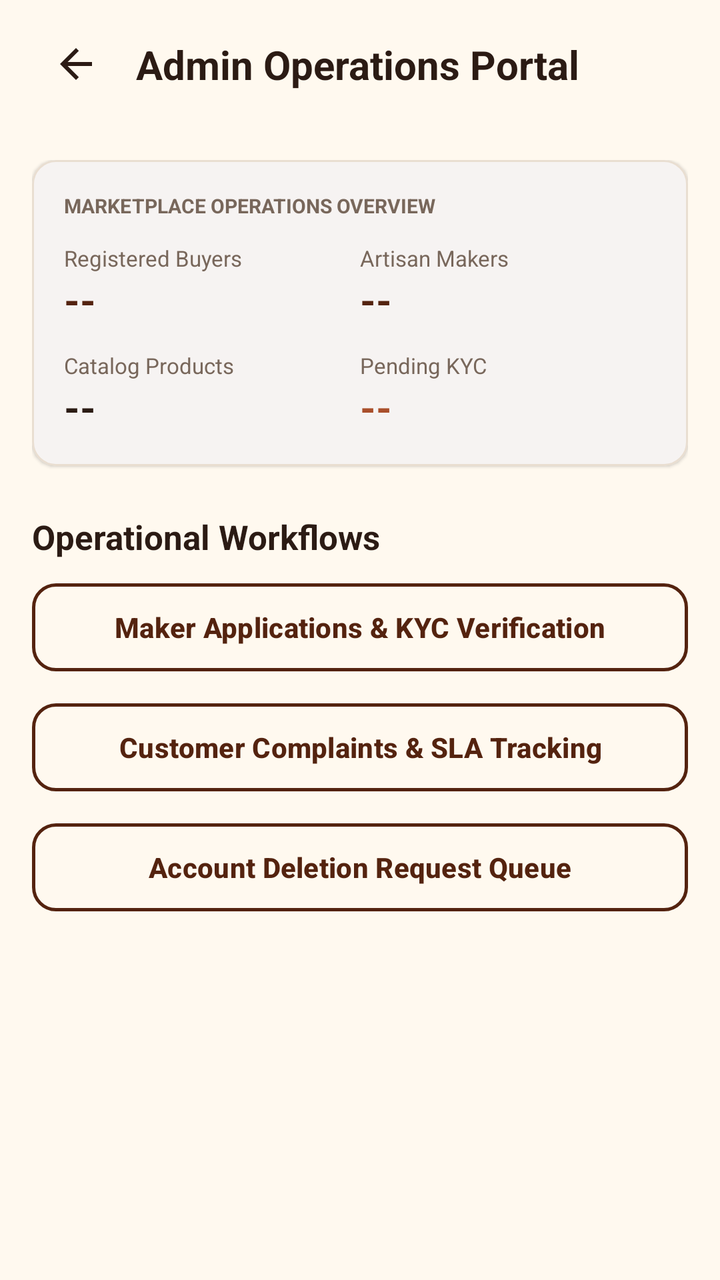
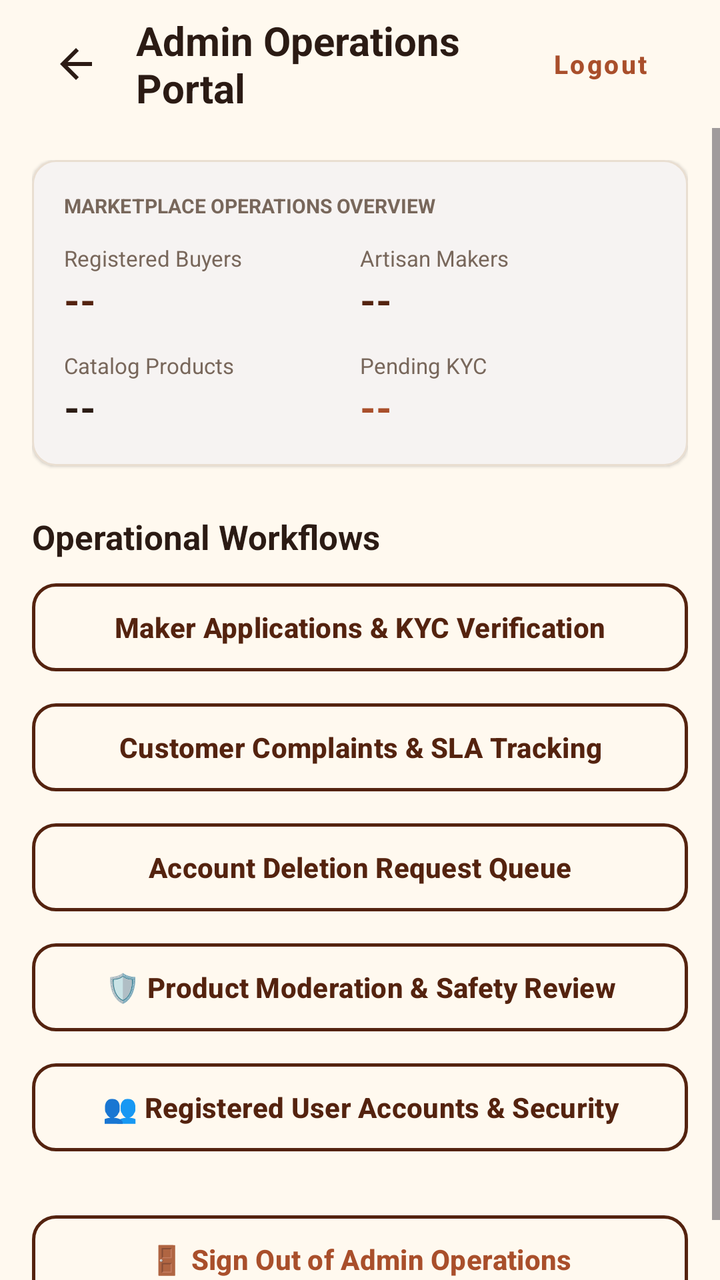

An Android layout rendered at two revisions. The XML below is the earlier revision; the diff shows what the commit changed to produce the second picture.
<!-- AndroidManifest.xml: application theme Theme.MOOLA -->
<!-- res/layout/activity_admin_dashboard.xml -->
<?xml version="1.0" encoding="utf-8"?>
<androidx.constraintlayout.widget.ConstraintLayout xmlns:android="http://schemas.android.com/apk/res/android"
    xmlns:app="http://schemas.android.com/apk/res-auto"
    android:layout_width="match_parent"
    android:layout_height="match_parent"
    android:background="@color/moola_cream">

    <androidx.constraintlayout.widget.ConstraintLayout
        android:id="@+id/adminHeader"
        android:layout_width="match_parent"
        android:layout_height="@dimen/header_height"
        android:paddingHorizontal="@dimen/spacing_base"
        app:layout_constraintTop_toTopOf="parent">

        <ImageButton
            android:id="@+id/btnBackAdmin"
            android:layout_width="44dp"
            android:layout_height="44dp"
            android:background="?attr/selectableItemBackgroundBorderless"
            android:contentDescription="Back"
            android:src="@drawable/ic_arrow_back"
            app:layout_constraintBottom_toBottomOf="parent"
            app:layout_constraintStart_toStartOf="parent"
            app:layout_constraintTop_toTopOf="parent"
            app:tint="@color/moola_charcoal" />

        <TextView
            android:layout_width="0dp"
            android:layout_height="wrap_content"
            android:layout_marginStart="@dimen/spacing_sm"
            android:text="Admin Operations Portal"
            android:textColor="@color/moola_charcoal"
            android:textSize="@dimen/text_lg"
            android:textStyle="bold"
            app:layout_constraintBottom_toBottomOf="parent"
            app:layout_constraintEnd_toEndOf="parent"
            app:layout_constraintStart_toEndOf="@+id/btnBackAdmin"
            app:layout_constraintTop_toTopOf="parent" />
    </androidx.constraintlayout.widget.ConstraintLayout>

    <ScrollView
        android:layout_width="match_parent"
        android:layout_height="0dp"
        android:fillViewport="true"
        app:layout_constraintBottom_toBottomOf="parent"
        app:layout_constraintTop_toBottomOf="@+id/adminHeader">

        <LinearLayout
            android:layout_width="match_parent"
            android:layout_height="wrap_content"
            android:orientation="vertical"
            android:padding="@dimen/spacing_base"
            android:paddingBottom="@dimen/spacing_3xl">

            
            <com.google.android.material.card.MaterialCardView
                android:layout_width="match_parent"
                android:layout_height="wrap_content"
                app:cardBackgroundColor="@color/moola_white"
                app:cardCornerRadius="@dimen/radius_md"
                app:cardElevation="1dp"
                app:strokeColor="@color/moola_sandstone_border"
                app:strokeWidth="1dp">

                <LinearLayout
                    android:layout_width="match_parent"
                    android:layout_height="wrap_content"
                    android:orientation="vertical"
                    android:padding="@dimen/spacing_base">

                    <TextView
                        android:layout_width="wrap_content"
                        android:layout_height="wrap_content"
                        android:text="MARKETPLACE OPERATIONS OVERVIEW"
                        android:textColor="@color/moola_charcoal_secondary"
                        android:textSize="10sp"
                        android:textStyle="bold" />

                    
                    <LinearLayout
                        android:layout_width="match_parent"
                        android:layout_height="wrap_content"
                        android:layout_marginTop="@dimen/spacing_md"
                        android:orientation="horizontal">

                        <LinearLayout
                            android:layout_width="0dp"
                            android:layout_height="wrap_content"
                            android:layout_weight="1"
                            android:orientation="vertical">

                            <TextView
                                android:layout_width="wrap_content"
                                android:layout_height="wrap_content"
                                android:text="Registered Buyers"
                                android:textColor="@color/moola_charcoal_secondary"
                                android:textSize="11sp" />

                            <TextView
                                android:id="@+id/tvAdminTotalBuyers"
                                android:layout_width="wrap_content"
                                android:layout_height="wrap_content"
                                android:text="--"
                                android:textColor="@color/moola_forest_green"
                                android:textSize="20sp"
                                android:textStyle="bold" />
                        </LinearLayout>

                        <LinearLayout
                            android:layout_width="0dp"
                            android:layout_height="wrap_content"
                            android:layout_weight="1"
                            android:orientation="vertical">

                            <TextView
                                android:layout_width="wrap_content"
                                android:layout_height="wrap_content"
                                android:text="Artisan Makers"
                                android:textColor="@color/moola_charcoal_secondary"
                                android:textSize="11sp" />

                            <TextView
                                android:id="@+id/tvAdminTotalSellers"
                                android:layout_width="wrap_content"
                                android:layout_height="wrap_content"
                                android:text="--"
                                android:textColor="@color/moola_forest_green"
                                android:textSize="20sp"
                                android:textStyle="bold" />
                        </LinearLayout>
                    </LinearLayout>

                    
                    <LinearLayout
                        android:layout_width="match_parent"
                        android:layout_height="wrap_content"
                        android:layout_marginTop="@dimen/spacing_md"
                        android:orientation="horizontal">

                        <LinearLayout
                            android:layout_width="0dp"
                            android:layout_height="wrap_content"
                            android:layout_weight="1"
                            android:orientation="vertical">

                            <TextView
                                android:layout_width="wrap_content"
                                android:layout_height="wrap_content"
                                android:text="Catalog Products"
                                android:textColor="@color/moola_charcoal_secondary"
                                android:textSize="11sp" />

                            <TextView
                                android:id="@+id/tvAdminTotalProducts"
                                android:layout_width="wrap_content"
                                android:layout_height="wrap_content"
                                android:text="--"
                                android:textColor="@color/moola_charcoal"
                                android:textSize="20sp"
                                android:textStyle="bold" />
                        </LinearLayout>

                        <LinearLayout
                            android:layout_width="0dp"
                            android:layout_height="wrap_content"
                            android:layout_weight="1"
                            android:orientation="vertical">

                            <TextView
                                android:layout_width="wrap_content"
                                android:layout_height="wrap_content"
                                android:text="Pending KYC"
                                android:textColor="@color/moola_charcoal_secondary"
                                android:textSize="11sp" />

                            <TextView
                                android:id="@+id/tvAdminPendingKyc"
                                android:layout_width="wrap_content"
                                android:layout_height="wrap_content"
                                android:text="--"
                                android:textColor="@color/moola_terracotta"
                                android:textSize="20sp"
                                android:textStyle="bold" />
                        </LinearLayout>
                    </LinearLayout>

                </LinearLayout>
            </com.google.android.material.card.MaterialCardView>

            
            <TextView
                android:layout_width="wrap_content"
                android:layout_height="wrap_content"
                android:layout_marginTop="@dimen/spacing_xl"
                android:text="Operational Workflows"
                android:textColor="@color/moola_charcoal"
                android:textSize="@dimen/text_md"
                android:textStyle="bold" />

            <com.google.android.material.button.MaterialButton
                android:id="@+id/btnAdminSellersKyc"
                style="@style/Widget.MOOLA.Button.Outlined"
                android:layout_width="match_parent"
                android:layout_height="@dimen/button_height"
                android:layout_marginTop="@dimen/spacing_sm"
                android:text="Maker Applications &amp; KYC Verification" />

            <com.google.android.material.button.MaterialButton
                android:id="@+id/btnAdminComplaints"
                style="@style/Widget.MOOLA.Button.Outlined"
                android:layout_width="match_parent"
                android:layout_height="@dimen/button_height"
                android:layout_marginTop="@dimen/spacing_sm"
                android:text="Customer Complaints &amp; SLA Tracking" />

            <com.google.android.material.button.MaterialButton
                android:id="@+id/btnAdminDeletions"
                style="@style/Widget.MOOLA.Button.Outlined"
                android:layout_width="match_parent"
                android:layout_height="@dimen/button_height"
                android:layout_marginTop="@dimen/spacing_sm"
                android:text="Account Deletion Request Queue" />

            <ProgressBar
                android:id="@+id/pbAdmin"
                android:layout_width="36dp"
                android:layout_height="36dp"
                android:layout_gravity="center"
                android:layout_marginTop="@dimen/spacing_xl"
                android:indeterminateTint="@color/moola_forest_green"
                android:visibility="gone" />

        </LinearLayout>
    </ScrollView>

</androidx.constraintlayout.widget.ConstraintLayout>
<!-- resources referenced by this layout -->
<resources>
  <color name="moola_charcoal">#2B1B14</color>
  <color name="moola_charcoal_secondary">#78675B</color>
  <color name="moola_cream">#FFF9EF</color>
  <color name="moola_forest_green">#54230F</color>
  <color name="moola_sandstone_border">#E9DED1</color>
  <color name="moola_terracotta">#A94F2B</color>
  <color name="moola_white">#FFFFFF</color>
  <dimen name="button_height">52dp</dimen>
  <dimen name="header_height">64dp</dimen>
  <dimen name="radius_md">12dp</dimen>
  <dimen name="spacing_3xl">48dp</dimen>
  <dimen name="spacing_base">16dp</dimen>
  <dimen name="spacing_md">12dp</dimen>
  <dimen name="spacing_sm">8dp</dimen>
  <dimen name="spacing_xl">24dp</dimen>
  <dimen name="text_lg">20sp</dimen>
  <dimen name="text_md">17sp</dimen>
  <!-- drawable ic_arrow_back (drawable) -->
  <vector xmlns:android="http://schemas.android.com/apk/res/android"
      android:width="24dp"
      android:height="24dp"
      android:viewportWidth="24"
      android:viewportHeight="24">
      <path
          android:fillColor="@color/moola_charcoal"
          android:pathData="M20,11H7.83l5.59,-5.59L12,4l-8,8 8,8 1.41,-1.41L7.83,13H20v-2z" />
  </vector>
  <style name="Widget.MOOLA.Button.Outlined" parent="Widget.Material3.Button.OutlinedButton">
          <item name="strokeColor">@color/moola_primary_brown</item>
          <item name="strokeWidth">1.5dp</item>
          <item name="android:textColor">@color/moola_primary_brown</item>
          <item name="cornerRadius">@dimen/radius_md</item>
          <item name="android:textAllCaps">false</item>
          <item name="android:minHeight">@dimen/button_height</item>
          <item name="android:textStyle">bold</item>
      </style>
  <color name="moola_primary_brown">#54230F</color>
  <color name="moola_deep_chocolate">#351609</color>
  <color name="moola_honey_amber">#D99124</color>
  <color name="moola_golden_accent">#E9B65B</color>
  <color name="moola_card_surface">#FFFFFF</color>
  <color name="moola_primary_text">#2B1B14</color>
  <color name="moola_cream_surface">#FDF6EB</color>
  <style name="Widget.MOOLA.Card" parent="Widget.Material3.CardView.Filled">
          <item name="cardBackgroundColor">@color/moola_card_surface</item>
          <item name="cardCornerRadius">@dimen/radius_md</item>
          <item name="cardElevation">1dp</item>
          <item name="strokeColor">@color/moola_subtle_border</item>
          <item name="strokeWidth">1dp</item>
      </style>
  <style name="Widget.MOOLA.Button" parent="Widget.Material3.Button">
          <item name="backgroundTint">@color/moola_primary_brown</item>
          <item name="android:textColor">@color/moola_cream</item>
          <item name="cornerRadius">@dimen/radius_md</item>
          <item name="android:textAllCaps">false</item>
          <item name="android:minHeight">@dimen/button_height</item>
          <item name="android:textStyle">bold</item>
      </style>
  <color name="moola_subtle_border">#E9DED1</color>
  <!-- unchanged entries left out for length: 1 -->
</resources>

<!-- the commit's change to res/layout/activity_admin_dashboard.xml (unified diff, before → after) -->
@@ -33,8 +33,21 @@
             android:textSize="@dimen/text_lg"
             android:textStyle="bold"
             app:layout_constraintBottom_toBottomOf="parent"
+            app:layout_constraintEnd_toStartOf="@+id/btnAdminHeaderLogout"
+            app:layout_constraintStart_toEndOf="@+id/btnBackAdmin"
+            app:layout_constraintTop_toTopOf="parent" />
+
+        <com.google.android.material.button.MaterialButton
+            android:id="@+id/btnAdminHeaderLogout"
+            style="@style/Widget.MaterialComponents.Button.TextButton"
+            android:layout_width="wrap_content"
+            android:layout_height="wrap_content"
+            android:text="Logout"
+            android:textColor="@color/moola_terracotta"
+            android:textSize="13sp"
+            android:textStyle="bold"
+            app:layout_constraintBottom_toBottomOf="parent"
             app:layout_constraintEnd_toEndOf="parent"
-            app:layout_constraintStart_toEndOf="@+id/btnBackAdmin"
             app:layout_constraintTop_toTopOf="parent" />
     </androidx.constraintlayout.widget.ConstraintLayout>
 
@@ -221,6 +234,32 @@
                 android:layout_marginTop="@dimen/spacing_sm"
                 android:text="Account Deletion Request Queue" />
 
+            <com.google.android.material.button.MaterialButton
+                android:id="@+id/btnAdminProductModeration"
+                style="@style/Widget.MOOLA.Button.Outlined"
+                android:layout_width="match_parent"
+                android:layout_height="@dimen/button_height"
+                android:layout_marginTop="@dimen/spacing_sm"
+                android:text="🛡️ Product Moderation &amp; Safety Review" />
+
+            <com.google.android.material.button.MaterialButton
+                android:id="@+id/btnAdminUserAccounts"
+                style="@style/Widget.MOOLA.Button.Outlined"
+                android:layout_width="match_parent"
+                android:layout_height="@dimen/button_height"
+                android:layout_marginTop="@dimen/spacing_sm"
+                android:text="👥 Registered User Accounts &amp; Security" />
+
+            <com.google.android.material.button.MaterialButton
+                android:id="@+id/btnAdminLogout"
+                style="@style/Widget.MOOLA.Button.Outlined"
+                android:layout_width="match_parent"
+                android:layout_height="@dimen/button_height"
+                android:layout_marginTop="@dimen/spacing_xl"
+                android:strokeColor="@color/moola_terracotta"
+                android:textColor="@color/moola_terracotta"
+                android:text="🚪 Sign Out of Admin Operations" />
+
             <ProgressBar
                 android:id="@+id/pbAdmin"
                 android:layout_width="36dp"
